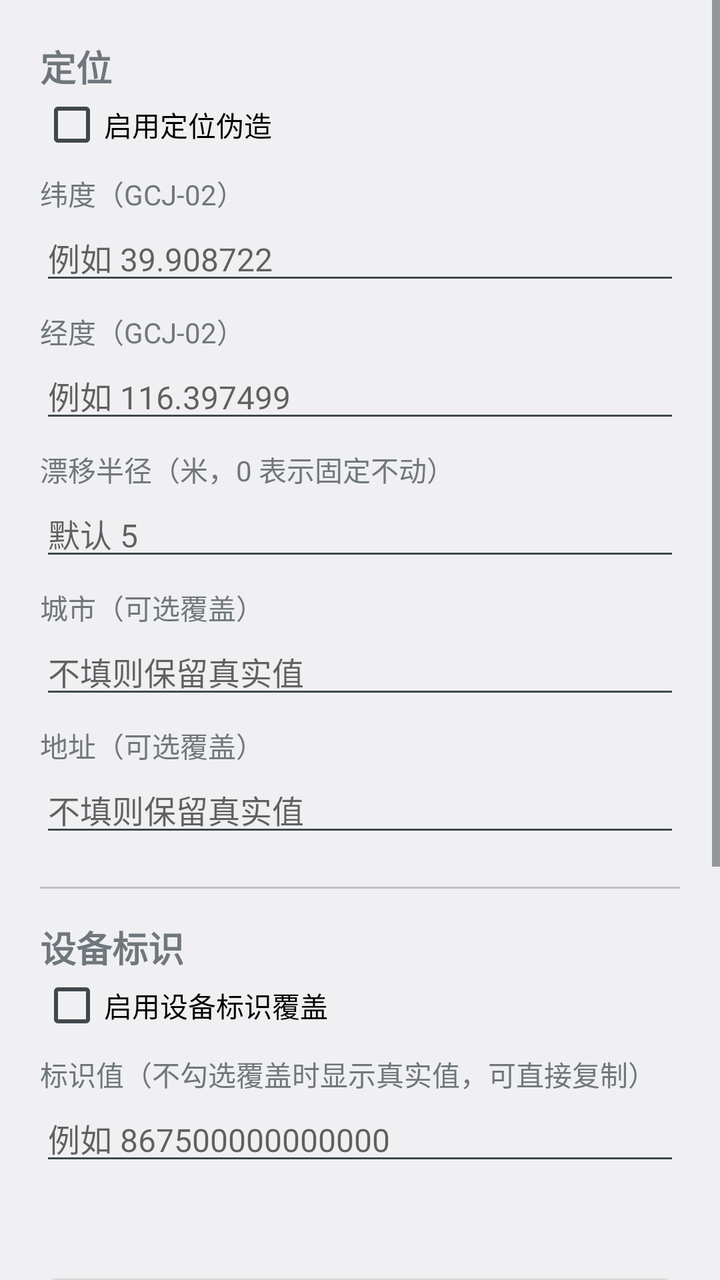
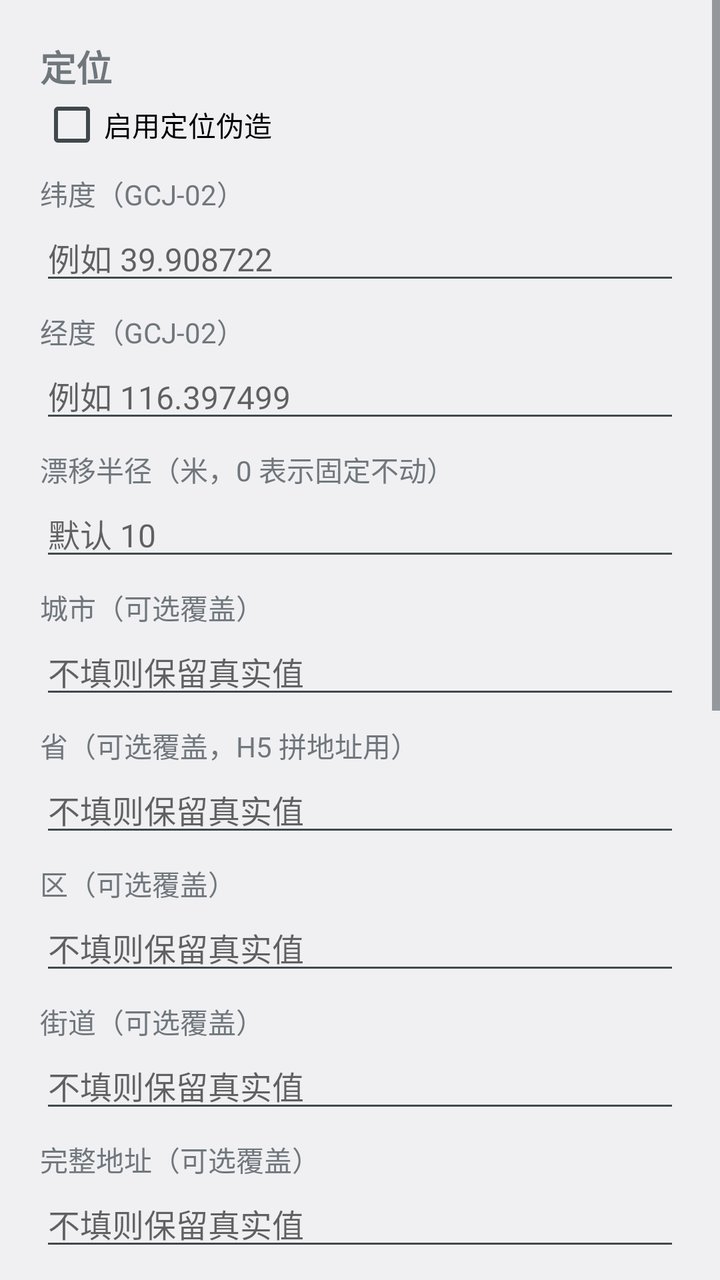

An Android layout rendered at two revisions. The XML below is the earlier revision; the diff shows what the commit changed to produce the second picture.
<!-- AndroidManifest.xml: application theme android:Theme.DeviceDefault.Light.DarkActionBar -->
<!-- res/layout/activity_main.xml -->
<?xml version="1.0" encoding="utf-8"?>
<ScrollView xmlns:android="http://schemas.android.com/apk/res/android"
    android:layout_width="match_parent"
    android:layout_height="match_parent"
    android:fillViewport="true">

    <LinearLayout
        android:layout_width="match_parent"
        android:layout_height="wrap_content"
        android:orientation="vertical"
        android:padding="20dp">

        <TextView
            android:layout_width="match_parent"
            android:layout_height="wrap_content"
            android:text="@string/section_location"
            android:textSize="18sp"
            android:textStyle="bold" />

        <CheckBox
            android:id="@+id/cb_location"
            android:layout_width="match_parent"
            android:layout_height="wrap_content"
            android:text="@string/enable_location" />

        <TextView
            android:layout_width="match_parent"
            android:layout_height="wrap_content"
            android:layout_marginTop="8dp"
            android:text="@string/lat"
            android:textSize="14sp" />

        <EditText
            android:id="@+id/et_lat"
            android:layout_width="match_parent"
            android:layout_height="wrap_content"
            android:hint="@string/hint_lat"
            android:inputType="numberDecimal|numberSigned"
            android:textSize="16sp" />

        <TextView
            android:layout_width="match_parent"
            android:layout_height="wrap_content"
            android:layout_marginTop="8dp"
            android:text="@string/lng"
            android:textSize="14sp" />

        <EditText
            android:id="@+id/et_lng"
            android:layout_width="match_parent"
            android:layout_height="wrap_content"
            android:hint="@string/hint_lng"
            android:inputType="numberDecimal|numberSigned"
            android:textSize="16sp" />

        <TextView
            android:layout_width="match_parent"
            android:layout_height="wrap_content"
            android:layout_marginTop="8dp"
            android:text="@string/radius"
            android:textSize="14sp" />

        <EditText
            android:id="@+id/et_radius"
            android:layout_width="match_parent"
            android:layout_height="wrap_content"
            android:hint="@string/hint_radius"
            android:inputType="numberDecimal"
            android:textSize="16sp" />

        <TextView
            android:layout_width="match_parent"
            android:layout_height="wrap_content"
            android:layout_marginTop="8dp"
            android:text="@string/city"
            android:textSize="14sp" />

        <EditText
            android:id="@+id/et_city"
            android:layout_width="match_parent"
            android:layout_height="wrap_content"
            android:hint="@string/hint_optional"
            android:inputType="text"
            android:textSize="16sp" />

        <TextView
            android:layout_width="match_parent"
            android:layout_height="wrap_content"
            android:layout_marginTop="8dp"
            android:text="@string/address"
            android:textSize="14sp" />

        <EditText
            android:id="@+id/et_address"
            android:layout_width="match_parent"
            android:layout_height="wrap_content"
            android:hint="@string/hint_optional"
            android:inputType="text"
            android:textSize="16sp" />

        <View
            android:layout_width="match_parent"
            android:layout_height="1dp"
            android:layout_marginTop="20dp"
            android:layout_marginBottom="16dp"
            android:background="#33000000" />

        <TextView
            android:layout_width="match_parent"
            android:layout_height="wrap_content"
            android:text="@string/section_device"
            android:textSize="18sp"
            android:textStyle="bold" />

        <CheckBox
            android:id="@+id/cb_device"
            android:layout_width="match_parent"
            android:layout_height="wrap_content"
            android:text="@string/enable_device" />

        <TextView
            android:layout_width="match_parent"
            android:layout_height="wrap_content"
            android:layout_marginTop="8dp"
            android:text="@string/device_id"
            android:textSize="14sp" />

        <EditText
            android:id="@+id/et_device"
            android:layout_width="match_parent"
            android:layout_height="wrap_content"
            android:hint="@string/hint_device"
            android:inputType="text"
            android:textSize="16sp" />

        <TextView
            android:id="@+id/tv_device_source"
            android:layout_width="match_parent"
            android:layout_height="wrap_content"
            android:layout_marginTop="4dp"
            android:textSize="13sp" />

        <Button
            android:id="@+id/btn_capture"
            android:layout_width="match_parent"
            android:layout_height="wrap_content"
            android:layout_marginTop="24dp"
            android:text="@string/capture" />

        <Button
            android:id="@+id/btn_save"
            android:layout_width="match_parent"
            android:layout_height="wrap_content"
            android:layout_marginTop="12dp"
            android:text="@string/save" />

        <TextView
            android:id="@+id/tv_tip"
            android:layout_width="match_parent"
            android:layout_height="wrap_content"
            android:layout_marginTop="16dp"
            android:text="@string/tip"
            android:textSize="13sp" />

    </LinearLayout>

</ScrollView>
<!-- resources referenced by this layout -->
<resources>
  <string name="address">地址（可选覆盖）</string>
  <string name="capture">获取 ejia 当前真实定位</string>
  <string name="city">城市（可选覆盖）</string>
  <string name="device_id">标识值（不勾选覆盖时显示真实值，可直接复制）</string>
  <string name="enable_device">启用设备标识覆盖</string>
  <string name="enable_location">启用定位伪造</string>
  <string name="hint_device">例如 867500000000000</string>
  <string name="hint_lat">例如 39.908722</string>
  <string name="hint_lng">例如 116.397499</string>
  <string name="hint_optional">不填则保留真实值</string>
  <string name="hint_radius">默认 5</string>
  <string name="lat">纬度（GCJ-02）</string>
  <string name="lng">经度（GCJ-02）</string>
  <string name="radius">漂移半径（米，0 表示固定不动）</string>
  <string name="save">保存</string>
  <string name="section_device">设备标识</string>
  <string name="section_location">定位</string>
  <string name="tip">保存后约 2 秒内生效，无需重启「神州e家」。\n坐标使用百度 / 高德的 GCJ-02 火星坐标系，直接填地图上取到的点即可。\n「获取 ejia 当前真实定位」会打开神州e家，等它读一次定位，把真实经纬度/城市/地址填回这里（需先取消勾选定位伪造）。\n设备标识默认透传真实值；覆盖会同时作用于 IMEI、IMSI、SIM 序列号、android_id、Build.getSerial（填 MAC 格式时也会替换 Wi-Fi MAC）。</string>
</resources>

<!-- the commit's change to res/layout/activity_main.xml (unified diff, before → after) -->
@@ -87,6 +87,51 @@
             android:layout_width="match_parent"
             android:layout_height="wrap_content"
             android:layout_marginTop="8dp"
+            android:text="@string/province"
+            android:textSize="14sp" />
+
+        <EditText
+            android:id="@+id/et_province"
+            android:layout_width="match_parent"
+            android:layout_height="wrap_content"
+            android:hint="@string/hint_optional"
+            android:inputType="text"
+            android:textSize="16sp" />
+
+        <TextView
+            android:layout_width="match_parent"
+            android:layout_height="wrap_content"
+            android:layout_marginTop="8dp"
+            android:text="@string/district"
+            android:textSize="14sp" />
+
+        <EditText
+            android:id="@+id/et_district"
+            android:layout_width="match_parent"
+            android:layout_height="wrap_content"
+            android:hint="@string/hint_optional"
+            android:inputType="text"
+            android:textSize="16sp" />
+
+        <TextView
+            android:layout_width="match_parent"
+            android:layout_height="wrap_content"
+            android:layout_marginTop="8dp"
+            android:text="@string/street"
+            android:textSize="14sp" />
+
+        <EditText
+            android:id="@+id/et_street"
+            android:layout_width="match_parent"
+            android:layout_height="wrap_content"
+            android:hint="@string/hint_optional"
+            android:inputType="text"
+            android:textSize="16sp" />
+
+        <TextView
+            android:layout_width="match_parent"
+            android:layout_height="wrap_content"
+            android:layout_marginTop="8dp"
             android:text="@string/address"
             android:textSize="14sp" />
 
<!-- resource entries referenced after the edit -->
@@ -1,22 +1,25 @@
 <!-- resources referenced by this layout -->
 <resources>
-  <string name="address">地址（可选覆盖）</string>
+  <string name="address">完整地址（可选覆盖）</string>
   <string name="capture">获取 ejia 当前真实定位</string>
   <string name="city">城市（可选覆盖）</string>
   <string name="device_id">标识值（不勾选覆盖时显示真实值，可直接复制）</string>
+  <string name="district">区（可选覆盖）</string>
   <string name="enable_device">启用设备标识覆盖</string>
   <string name="enable_location">启用定位伪造</string>
   <string name="hint_device">例如 867500000000000</string>
   <string name="hint_lat">例如 39.908722</string>
   <string name="hint_lng">例如 116.397499</string>
   <string name="hint_optional">不填则保留真实值</string>
-  <string name="hint_radius">默认 5</string>
+  <string name="hint_radius">默认 10</string>
   <string name="lat">纬度（GCJ-02）</string>
   <string name="lng">经度（GCJ-02）</string>
+  <string name="province">省（可选覆盖，H5 拼地址用）</string>
   <string name="radius">漂移半径（米，0 表示固定不动）</string>
   <string name="save">保存</string>
   <string name="section_device">设备标识</string>
   <string name="section_location">定位</string>
+  <string name="street">街道（可选覆盖）</string>
   <string name="tip">保存后约 2 秒内生效，无需重启「神州e家」。\n坐标使用百度 / 高德的 GCJ-02 火星坐标系，直接填地图上取到的点即可。\n「获取 ejia 当前真实定位」会打开神州e家，等它读一次定位，把真实经纬度/城市/地址填回这里（需先取消勾选定位伪造）。\n设备标识默认透传真实值；覆盖会同时作用于 IMEI、IMSI、SIM 序列号、android_id、Build.getSerial（填 MAC 格式时也会替换 Wi-Fi MAC）。</string>
 </resources>
 
